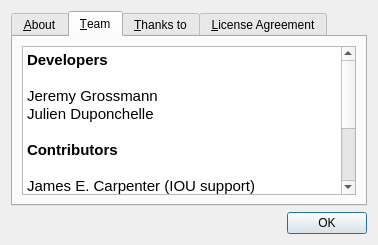
The window that gns3/ui/about_dialog.ui (GNS3/gns3-gui) describes before a commit, drawn with Qt 5.
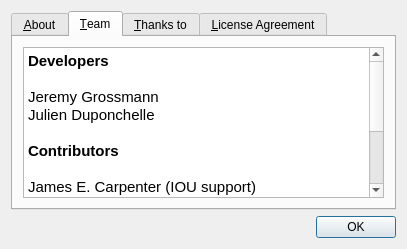
The same window after the commit. The open tabs and pages were chosen to show the change. Icons and pictures are not drawn.

What changed in the file:
```diff
--- a/gns3/ui/about_dialog.ui
+++ b/gns3/ui/about_dialog.ui
@@ -9,8 +9,8 @@
    <rect>
     <x>0</x>
     <y>0</y>
-    <width>378</width>
-    <height>245</height>
+    <width>407</width>
+    <height>249</height>
    </rect>
   </property>
   <property name="windowTitle">
@@ -78,6 +78,9 @@
        <string>&amp;Team</string>
       </attribute>
       <layout class="QVBoxLayout" name="verticalLayout">
+       <property name="margin">
+        <number>10</number>
+       </property>
        <item>
         <widget class="QTextEdit" name="uiTeamTextEdit">
          <property name="readOnly">
@@ -87,21 +90,21 @@
           <string>&lt;!DOCTYPE HTML PUBLIC &quot;-//W3C//DTD HTML 4.0//EN&quot; &quot;http://www.w3.org/TR/REC-html40/strict.dtd&quot;&gt;
 &lt;html&gt;&lt;head&gt;&lt;meta name=&quot;qrichtext&quot; content=&quot;1&quot; /&gt;&lt;style type=&quot;text/css&quot;&gt;
 p, li { white-space: pre-wrap; }
-&lt;/style&gt;&lt;/head&gt;&lt;body style=&quot; font-family:'.SF NS Text'; font-size:13pt; font-weight:400; font-style:normal;&quot;&gt;
-&lt;p style=&quot; margin-top:0px; margin-bottom:0px; margin-left:0px; margin-right:0px; -qt-block-indent:0; text-indent:0px;&quot;&gt;&lt;span style=&quot; font-family:'Ubuntu'; font-size:11pt; font-weight:600;&quot;&gt;Developers&lt;/span&gt;&lt;/p&gt;
-&lt;p style=&quot;-qt-paragraph-type:empty; margin-top:0px; margin-bottom:0px; margin-left:0px; margin-right:0px; -qt-block-indent:0; text-indent:0px; font-family:'Ubuntu'; font-size:11pt;&quot;&gt;&lt;br /&gt;&lt;/p&gt;
-&lt;p style=&quot; margin-top:0px; margin-bottom:0px; margin-left:0px; margin-right:0px; -qt-block-indent:0; text-indent:0px;&quot;&gt;&lt;span style=&quot; font-family:'Ubuntu'; font-size:11pt;&quot;&gt;Jeremy Grossmann&lt;/span&gt;&lt;/p&gt;
-&lt;p style=&quot; margin-top:0px; margin-bottom:0px; margin-left:0px; margin-right:0px; -qt-block-indent:0; text-indent:0px;&quot;&gt;&lt;span style=&quot; font-family:'Ubuntu'; font-size:11pt;&quot;&gt;Julien Duponchelle&lt;/span&gt;&lt;/p&gt;
-&lt;p style=&quot;-qt-paragraph-type:empty; margin-top:0px; margin-bottom:0px; margin-left:0px; margin-right:0px; -qt-block-indent:0; text-indent:0px; font-family:'Ubuntu'; font-size:11pt;&quot;&gt;&lt;br /&gt;&lt;/p&gt;
-&lt;p style=&quot; margin-top:0px; margin-bottom:0px; margin-left:0px; margin-right:0px; -qt-block-indent:0; text-indent:0px;&quot;&gt;&lt;span style=&quot; font-family:'Ubuntu'; font-size:11pt; font-weight:600;&quot;&gt;Contributors&lt;/span&gt;&lt;/p&gt;
-&lt;p style=&quot;-qt-paragraph-type:empty; margin-top:0px; margin-bottom:0px; margin-left:0px; margin-right:0px; -qt-block-indent:0; text-indent:0px; font-family:'Ubuntu'; font-size:11pt; font-weight:600;&quot;&gt;&lt;br /&gt;&lt;/p&gt;
-&lt;p style=&quot; margin-top:0px; margin-bottom:0px; margin-left:0px; margin-right:0px; -qt-block-indent:0; text-indent:0px;&quot;&gt;&lt;span style=&quot; font-family:'Ubuntu'; font-size:11pt;&quot;&gt;James E. Carpenter (IOU support)&lt;/span&gt;&lt;/p&gt;
-&lt;p style=&quot; margin-top:0px; margin-bottom:0px; margin-left:0px; margin-right:0px; -qt-block-indent:0; text-indent:0px;&quot;&gt;&lt;span style=&quot; font-family:'Ubuntu'; font-size:11pt;&quot;&gt;Daniel Lintott (NET file import)&lt;/span&gt;&lt;/p&gt;
-&lt;p style=&quot; margin-top:0px; margin-bottom:0px; margin-left:0px; margin-right:0px; -qt-block-indent:0; text-indent:0px;&quot;&gt;&lt;span style=&quot; font-family:'Ubuntu'; font-size:11pt;&quot;&gt;Marc Weisel (Mac OS X packaging)&lt;/span&gt;&lt;/p&gt;
-&lt;p style=&quot; margin-top:0px; margin-bottom:0px; margin-left:0px; margin-right:0px; -qt-block-indent:0; text-indent:0px;&quot;&gt;&lt;span style=&quot; font-family:'Ubuntu'; font-size:11pt;&quot;&gt;Alexey Eromenko (VirtualBox support)&lt;/span&gt;&lt;/p&gt;
-&lt;p style=&quot; margin-top:0px; margin-bottom:0px; margin-left:0px; margin-right:0px; -qt-block-indent:0; text-indent:0px;&quot;&gt;&lt;span style=&quot; font-family:'Ubuntu'; font-size:11pt;&quot;&gt;Vasil Rangelov (Qemu &amp;amp; GUI improvements)&lt;/span&gt;&lt;/p&gt;
-&lt;p style=&quot; margin-top:0px; margin-bottom:0px; margin-left:0px; margin-right:0px; -qt-block-indent:0; text-indent:0px;&quot;&gt;&lt;span style=&quot; font-family:'Ubuntu'; font-size:11pt;&quot;&gt;Bernhard Ehlers (IOU NVRAM import/export)&lt;/span&gt;&lt;/p&gt;
-&lt;p style=&quot;-qt-paragraph-type:empty; margin-top:0px; margin-bottom:0px; margin-left:0px; margin-right:0px; -qt-block-indent:0; text-indent:0px; font-family:'Ubuntu'; font-size:11pt;&quot;&gt;&lt;br /&gt;&lt;/p&gt;&lt;/body&gt;&lt;/html&gt;</string>
+&lt;/style&gt;&lt;/head&gt;&lt;body style=&quot; font-family:'Ubuntu'; font-size:11pt; font-weight:400; font-style:normal;&quot;&gt;
+&lt;p style=&quot; margin-top:0px; margin-bottom:0px; margin-left:0px; margin-right:0px; -qt-block-indent:0; text-indent:0px;&quot;&gt;&lt;span style=&quot; font-weight:600;&quot;&gt;Developers&lt;/span&gt;&lt;/p&gt;
+&lt;p style=&quot;-qt-paragraph-type:empty; margin-top:0px; margin-bottom:0px; margin-left:0px; margin-right:0px; -qt-block-indent:0; text-indent:0px;&quot;&gt;&lt;br /&gt;&lt;/p&gt;
+&lt;p style=&quot; margin-top:0px; margin-bottom:0px; margin-left:0px; margin-right:0px; -qt-block-indent:0; text-indent:0px;&quot;&gt;Jeremy Grossmann&lt;/p&gt;
+&lt;p style=&quot; margin-top:0px; margin-bottom:0px; margin-left:0px; margin-right:0px; -qt-block-indent:0; text-indent:0px;&quot;&gt;Julien Duponchelle&lt;/p&gt;
+&lt;p style=&quot;-qt-paragraph-type:empty; margin-top:0px; margin-bottom:0px; margin-left:0px; margin-right:0px; -qt-block-indent:0; text-indent:0px;&quot;&gt;&lt;br /&gt;&lt;/p&gt;
+&lt;p style=&quot; margin-top:0px; margin-bottom:0px; margin-left:0px; margin-right:0px; -qt-block-indent:0; text-indent:0px;&quot;&gt;&lt;span style=&quot; font-weight:600;&quot;&gt;Contributors&lt;/span&gt;&lt;/p&gt;
+&lt;p style=&quot;-qt-paragraph-type:empty; margin-top:0px; margin-bottom:0px; margin-left:0px; margin-right:0px; -qt-block-indent:0; text-indent:0px; font-weight:600;&quot;&gt;&lt;br /&gt;&lt;/p&gt;
+&lt;p style=&quot; margin-top:0px; margin-bottom:0px; margin-left:0px; margin-right:0px; -qt-block-indent:0; text-indent:0px;&quot;&gt;James E. Carpenter (IOU support)&lt;/p&gt;
+&lt;p style=&quot; margin-top:0px; margin-bottom:0px; margin-left:0px; margin-right:0px; -qt-block-indent:0; text-indent:0px;&quot;&gt;Daniel Lintott (NET file import)&lt;/p&gt;
+&lt;p style=&quot; margin-top:0px; margin-bottom:0px; margin-left:0px; margin-right:0px; -qt-block-indent:0; text-indent:0px;&quot;&gt;Marc Weisel (Mac OS X packaging)&lt;/p&gt;
+&lt;p style=&quot; margin-top:0px; margin-bottom:0px; margin-left:0px; margin-right:0px; -qt-block-indent:0; text-indent:0px;&quot;&gt;Alexey Eromenko (VirtualBox support)&lt;/p&gt;
+&lt;p style=&quot; margin-top:0px; margin-bottom:0px; margin-left:0px; margin-right:0px; -qt-block-indent:0; text-indent:0px;&quot;&gt;Vasil Rangelov (Qemu &amp;amp; GUI improvements)&lt;/p&gt;
+&lt;p style=&quot; margin-top:0px; margin-bottom:0px; margin-left:0px; margin-right:0px; -qt-block-indent:0; text-indent:0px;&quot;&gt;Bernhard Ehlers (IOU NVRAM import/export)&lt;/p&gt;
+&lt;p style=&quot;-qt-paragraph-type:empty; margin-top:0px; margin-bottom:0px; margin-left:0px; margin-right:0px; -qt-block-indent:0; text-indent:0px;&quot;&gt;&lt;br /&gt;&lt;/p&gt;&lt;/body&gt;&lt;/html&gt;</string>
          </property>
          <property name="textInteractionFlags">
           <set>Qt::TextBrowserInteraction</set>
```
Left out of the diff: 22 changed lines with no effect on the pictures.
